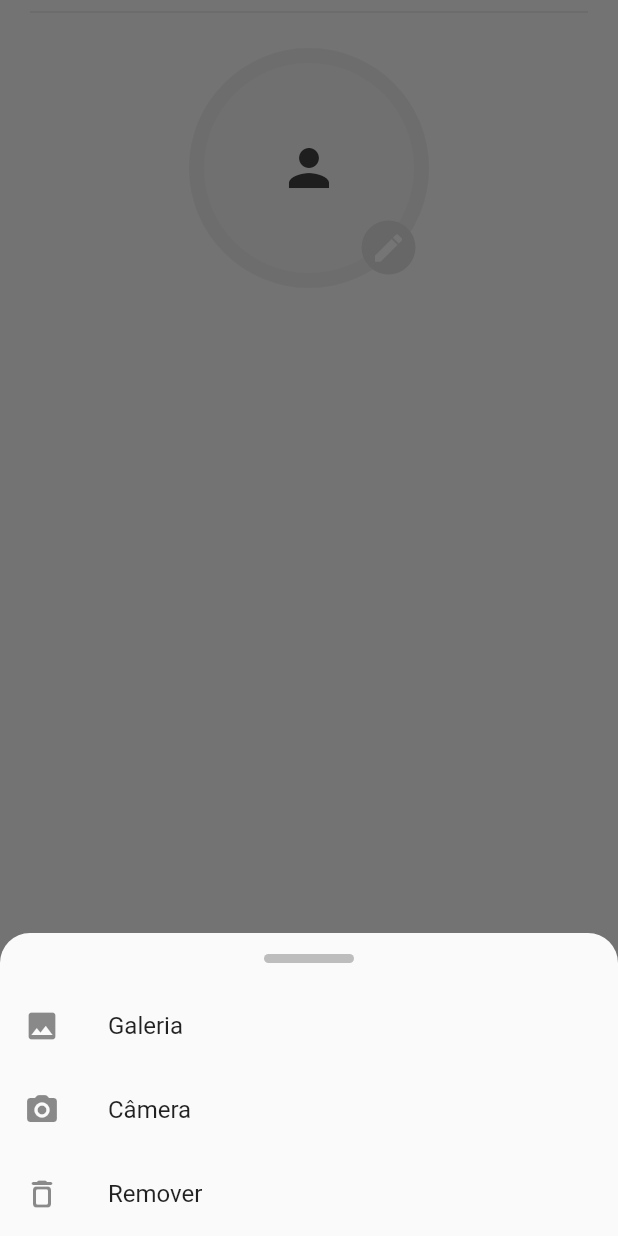
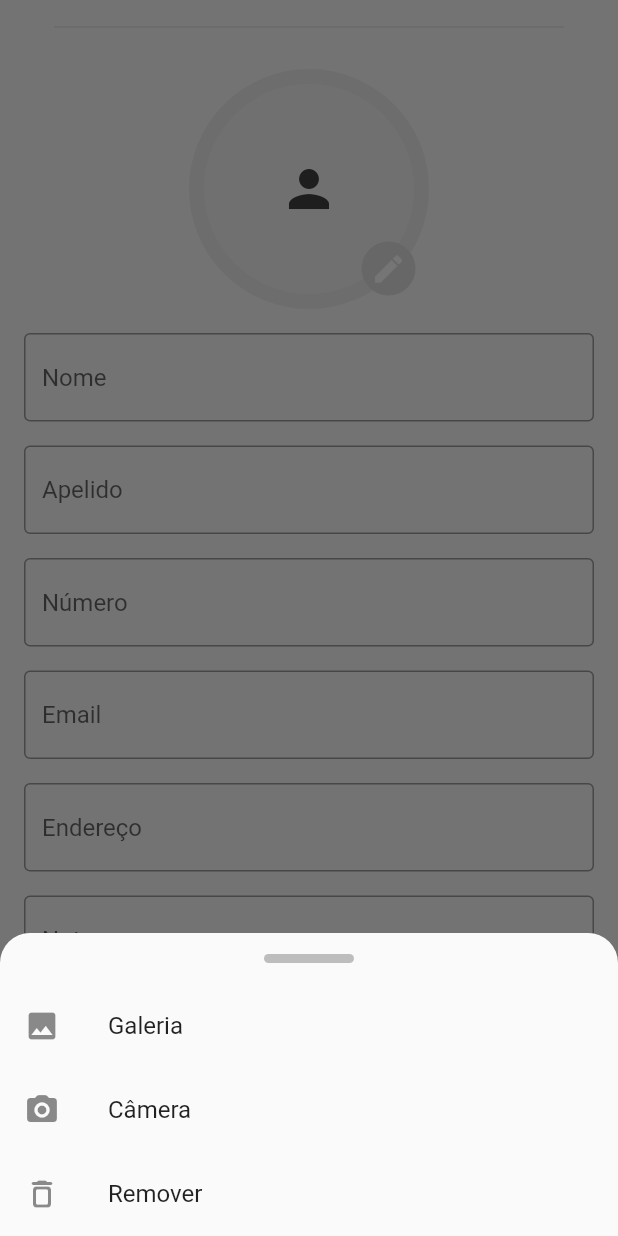
Before and after one commit to dariomatias-dev/contact_list_dio, a Flutter app: the ContactFormWidget widget shown alone on an empty page, opened directly, after a tap on the "edit" icon, on a phone screen of 412 x 824 dp. Run offline on Flutter 3.47's test engine with Material 2 defaults, Android fonts, the phone set to English and light mode, and no system bars; our stand-ins replace flutter_slidable; network calls fail.

Commit message:
feat(ContactFormScreen): form base of the created contact form screen
- The base of the contact screen form was created.

```diff
--- a/lib/src/screens/contact_form_screen/components/contact_form_widget/contact_form_widget.dart
+++ b/lib/src/screens/contact_form_screen/components/contact_form_widget/contact_form_widget.dart
@@ -11,12 +11,75 @@ class ContactFormWidget extends StatefulWidget {
 
 class _ContactFormWidgetState extends State<ContactFormWidget> {
   final GlobalKey<FormState> _formKey = GlobalKey<FormState>();
+  List<FormFieldModel> _formFields = [];
+
+  final TextEditingController _nameFieldController = TextEditingController();
+  final TextEditingController _nicknameFieldController =
+      TextEditingController();
+  final TextEditingController _numberFieldController = TextEditingController();
+  final TextEditingController _emailFieldController = TextEditingController();
+  final TextEditingController _addressFieldController = TextEditingController();
+  final TextEditingController _gradesFieldController = TextEditingController();
+
+  @override
+  void initState() {
+    _formFields = [
+      FormFieldModel(
+        title: 'Nome',
+        placeholder: 'Dário Matias',
+        controller: _nameFieldController,
+      ),
+      FormFieldModel(
+        title: 'Apelido',
+        placeholder: '',
+        controller: _nicknameFieldController,
+      ),
+      FormFieldModel(
+        title: 'Número',
+        placeholder: '+55 (83) 98640-4371',
+        controller: _numberFieldController,
+      ),
+      FormFieldModel(
+        title: 'Email',
+        placeholder: 'matiasdario75@gmail.com',
+        controller: _emailFieldController,
+      ),
+      FormFieldModel(
+        title: 'Endereço',
+        placeholder: '',
+        controller: _addressFieldController,
+      ),
+      FormFieldModel(
+        title: 'Nota',
+        placeholder: 'Ocupado durante a manhã',
+        controller: _gradesFieldController,
+        maxLines: 6,
+      ),
+    ];
+
+    super.initState();
+  }
+
+  @override
+  void dispose() {
+    for (FormFieldModel fieldController in _formFields) {
+      fieldController.controller.dispose();
+    }
+
+    super.dispose();
+  }
 
   @override
   Widget build(BuildContext context) {
     return Form(
       key: _formKey,
+      child: Padding(
+        padding: const EdgeInsets.symmetric(
+          horizontal: 16.0,
+          vertical: 10.0,
+        ),
         child: Column(
+          crossAxisAlignment: CrossAxisAlignment.start,
           children: [
             const Padding(
               padding: EdgeInsets.symmetric(
@@ -24,12 +87,67 @@ class _ContactFormWidgetState extends State<ContactFormWidget> {
               ),
               child: Divider(),
             ),
-          const SizedBox(height: 16.0),
+            const SizedBox(height: 20.0),
             ChooseAvatarIconWidget(
               screenContext: context,
-          )
+            ),
+            const SizedBox(height: 16.0),
+            ListView.separated(
+              itemCount: _formFields.length,
+              shrinkWrap: true,
+              physics: const NeverScrollableScrollPhysics(),
+              separatorBuilder: (context, index) {
+                return const SizedBox(height: 16.0);
+              },
+              itemBuilder: (context, index) {
+                final FormFieldModel formField = _formFields[index];
+
+                return FormFieldWidget(
+                  formField: formField,
+                );
+              },
+            ),
+            const SizedBox(height: 28.0),
           ],
+        ),
       ),
     );
   }
 }
+
+class FormFieldWidget extends StatelessWidget {
+  const FormFieldWidget({
+    super.key,
+    required this.formField,
+  });
+
+  final FormFieldModel formField;
+
+  @override
+  Widget build(BuildContext context) {
+    return TextFormField(
+      controller: formField.controller,
+      maxLines: formField.maxLines,
+      decoration: InputDecoration(
+        border: const OutlineInputBorder(),
+        labelText: formField.title,
+        alignLabelWithHint: true,
+        hintText: formField.placeholder,
+      ),
+    );
+  }
+}
+
+class FormFieldModel {
+  FormFieldModel({
+    required this.title,
+    required this.placeholder,
+    required this.controller,
+    this.maxLines,
+  });
+
+  final String title;
+  final String placeholder;
+  final TextEditingController controller;
+  final int? maxLines;
+}
```
Lines whose indentation alone changed are shown as unchanged.
